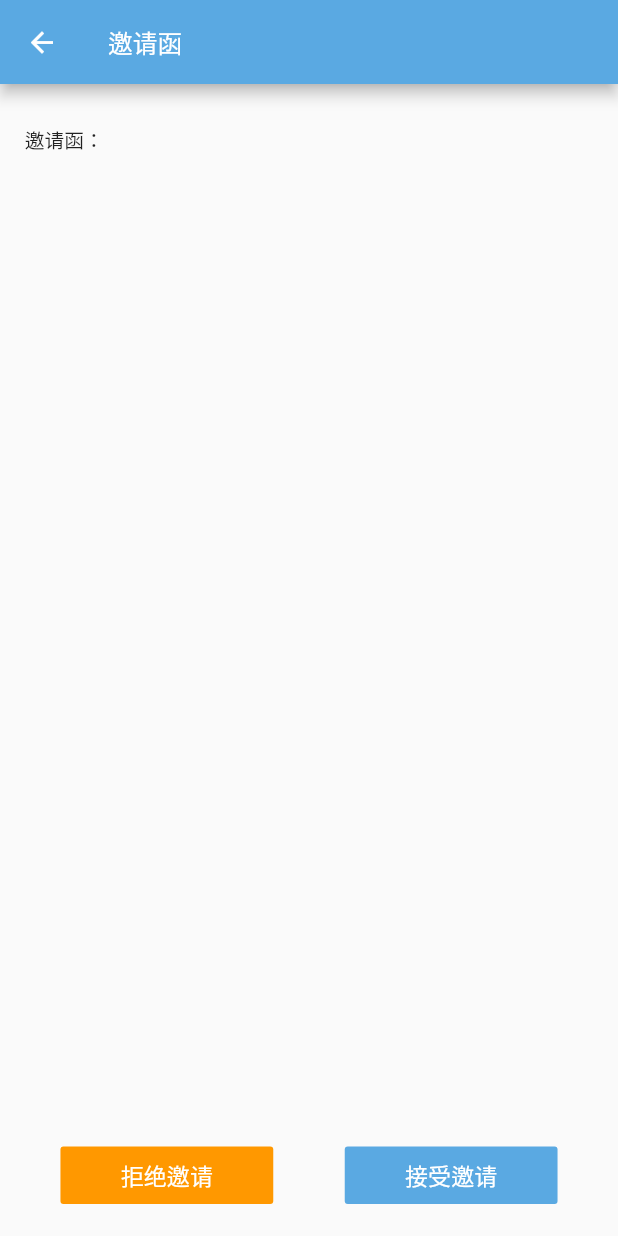
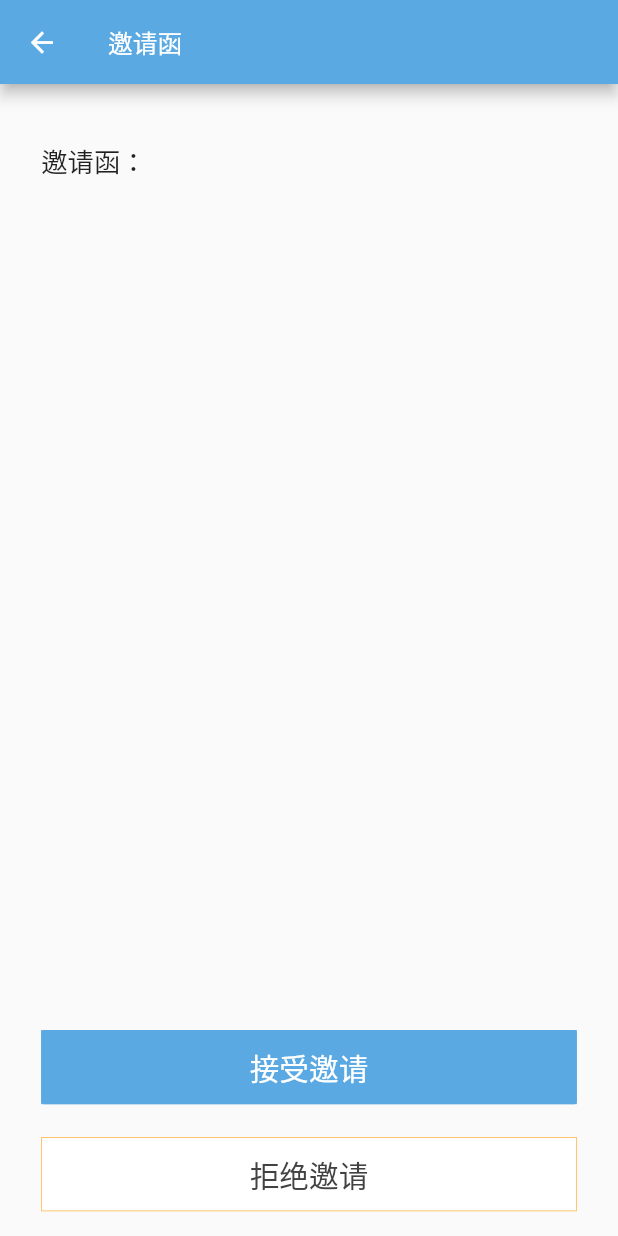
Before and after one commit to tjswk2008/yacai, a Flutter app: the Invite screen opened directly with empty values, on a phone screen of 412 x 824 dp. Run offline on Flutter 3.47's test engine with Material 2 defaults, Android fonts, the light colour scheme and no system bars; our stand-ins replace date_format, dio, flutter_easyrefresh, flutter_redux, flutter_spinkit, flutter_typeahead and 6 more; missing offline and left inert: custom_radio, flutter_downloader; accounts and stored records are empty; network calls fail; Roboto replaces fonts that are missing (fangzheng).

Commit message:
update ui

```diff
--- a/lib/app/recruit_view/invite.dart
+++ b/lib/app/recruit_view/invite.dart
@@ -4,6 +4,7 @@ import 'package:dio/dio.dart';
 import 'package:flutter_app/app/api/api.dart';
 import 'package:shared_preferences/shared_preferences.dart';
 import 'package:flutter_spinkit/flutter_spinkit.dart';
+import 'package:flutter_app/app/component/text_area.dart';
 
 // 我要提问界面
 class Invite extends StatefulWidget {
@@ -36,11 +37,12 @@ class InviteState extends State<Invite> {
   String userName = '';
   int type = 1;
   String detail = '';
+  String invitation = '';
   int accepted = 0;
 
   int role = 1;
 
-  TextEditingController invitation = new TextEditingController(text: '');
+  // TextEditingController invitation = new TextEditingController(text: '');
 
   @override
   void initState() {
@@ -55,19 +57,7 @@ class InviteState extends State<Invite> {
         }
       }
       setState(() {
-        invitation = TextEditingController.fromValue(
-          TextEditingValue(
-            // 设置内容
-            text: detail == null ? '' : detail,
-            // 保持光标在最后
-            selection: TextSelection.fromPosition(
-              TextPosition(
-                affinity: TextAffinity.downstream,
-                offset: detail == null ? 0 : detail.length
-              )
-            )
-          )
-        );
+        invitation = detail == null ? '' : detail;
       });
       return SharedPreferences.getInstance();
     }).then((SharedPreferences prefs) {
@@ -118,7 +108,7 @@ class InviteState extends State<Invite> {
       ) : Stack(
         children: <Widget>[
           Padding(
-            padding: EdgeInsets.all(30.0*factor),
+            padding: EdgeInsets.all(50.0*factor),
             child: new Column(
               crossAxisAlignment: CrossAxisAlignment.start,
               children: <Widget>[
@@ -126,155 +116,64 @@ class InviteState extends State<Invite> {
                 Row(
                   children: <Widget>[
                     Padding(
-                      padding: EdgeInsets.only(bottom: 20*factor),
-                      child: new Text("邀请函：", style: new TextStyle(fontSize: 24.0*factor)),
+                      padding: EdgeInsets.only(bottom: 40*factor),
+                      child: new Text("邀请函：", style: new TextStyle(fontSize: 32.0*factor)),
                     ),
                     Padding(
-                      padding: EdgeInsets.only(bottom: 20*factor),
-                      child: accepted == 2 ? Text("(已拒绝邀请)", style: new TextStyle(fontSize: 24.0*factor, color: Colors.red))
-                          : accepted == 1 ? Text("(已接受邀请)", style: new TextStyle(fontSize: 24.0*factor, color: Colors.green))
+                      padding: EdgeInsets.only(bottom: 40*factor),
+                      child: accepted == 2 ? Text("(已拒绝邀请)", style: new TextStyle(fontSize: 26.0*factor, color: Colors.red))
+                          : accepted == 1 ? Text("(已接受邀请)", style: new TextStyle(fontSize: 26.0*factor, color: Colors.green))
                           : Container(),
                     ),
                   ],
                 ),
 
-                new Expanded(
-                  child: role == 1 ? RichText(
+                role == 1 ? new Expanded(
+                  child: RichText(
                   text: new TextSpan(
                       text: detail,
                       style: new TextStyle(
-                        fontSize: 24.0*factor,
+                          fontSize: 26.0*factor,
+                          height: 1.6,
                           color: Colors.black
                       ),
                     ),
-                ) : new TextField(
-                    keyboardType: TextInputType.multiline,
-                    maxLines: 20,
-                    controller: invitation,
-                    style: new TextStyle(fontSize: 24.0*factor),
-                    decoration: new InputDecoration(
-                      hintText: "请填写邀请函内容",
-                      hintStyle: new TextStyle(
-                          color: const Color(0xFF808080),
-                          fontSize: 22.0*factor
+                  )
+                ) : TextArea(
+                  text: invitation,
+                  callback: (String val) {
+                    setState(() {
+                      invitation = val;
+                    });
+                  },
                 ),
-                      border: new OutlineInputBorder(
-                        borderSide: BorderSide(width: 1.0*factor),
-                        borderRadius: BorderRadius.all(Radius.circular(6*factor))
-                      ),
-                      contentPadding: EdgeInsets.all(20.0*factor)
-                    ),
-                  )
-                )
+                role == 1 ? Container() : Divider()
               ],
             ),
           ),
           Positioned(
             bottom: 30.0*factor,
-            left: 30.0*factor,
-            width: MediaQuery.of(context).size.width - 60*factor,
-            child: role == 1 ? (accepted == 0 ? Row(
-              mainAxisAlignment: MainAxisAlignment.spaceAround,
+            left: 50.0*factor,
+            width: 650*factor,
+            child: role == 1 ? (accepted == 0 ? Column(
               children: <Widget>[
                 FlatButton(
+                  padding: EdgeInsets.all(0),
                   child: new Container(
-                    width: 200*factor,
-                    height: 70*factor,
-                    child: new Center(
-                      child: Text(
-                        "拒绝邀请",
-                        style: TextStyle(
-                          color: Colors.white,
-                          fontSize: 28.0*factor,
+                    width: 650*factor,
+                    decoration: BoxDecoration(
+                      border: new Border.all(
+                        color: Theme.of(context).primaryColor,
+                        width: factor
                       ),
                     ),
-                    ),
-                  ),
-                  color: Colors.orange,
-                  onPressed: () async {
-                    if (isRequesting) return;
-                    showDialog<Null>(
-                      context: context,
-                      barrierDismissible: false,
-                      builder: (BuildContext context) {
-                        return new AlertDialog(
-                          content: Text("确认要拒绝邀请么？", style: TextStyle(fontSize: 28*factor),),
-                          actions: <Widget>[
-                            new FlatButton(
-                              child: new Text('取消', style: TextStyle(fontSize: 24*factor),),
-                              onPressed: () {
-                                  Navigator.of(context).pop();
-                              },
-                            ),
-                            new FlatButton(
-                              child: new Text('确定', style: TextStyle(fontSize: 24*factor, color: Colors.orange),),
-                              onPressed: () {
-                                  Navigator.of(context).pop();
-                                  setState(() {
-                                    isRequesting = true;
-                                  });
-                                  // 发送给webview，让webview登录后再取回token
-
-                                  Api().updateInvitation(widget.jobId, widget.userId, 2)
-                                    .then((Response response) {
-                                      setState(() {
-                                        isRequesting = false;
-                                      });
-                                      if(response.data['code'] != 1) {
-                                        Scaffold.of(context).showSnackBar(new SnackBar(
-                                          content: new Text("提交失败！"),
-                                        ));
-                                        return;
-                                      } else {
-                                        showDialog<Null>(
-                                          context: context,
-                                          barrierDismissible: false,
-                                          builder: (BuildContext context) {
-                                            return new AlertDialog(
-                                              content: Text("已拒绝面试邀请！", style: TextStyle(fontSize: 28*factor),),
-                                              actions: <Widget>[
-                                                new FlatButton(
-                                                  child: new Text('知道了', style: TextStyle(fontSize: 24*factor),),
-                                                  onPressed: () {
-                                                    Navigator.of(context).pop();
-                                                    setState(() {
-                                                      accepted = 2;
-                                                    });
-                                                  },
-                                                ),
-                                              ],
-                                            );
-                                          },
-                                        ).then((val) {
-                                            print(val);
-                                        });
-                                      }
-                                    })
-                                    .catchError((e) {
-                                      setState(() {
-                                        isRequesting = false;
-                                      });
-                                      print(e);
-                                    });
-                                },
-                            ),
-                          ],
-                        );
-                      },
-                    );
-
-                  }
-                ),
-                FlatButton(
-                  child: new Container(
-                    width: 200*factor,
-                    height: 70*factor,
+                    height: 90*factor,
                     child: new Center(
                       child: Text(
                         "接受邀请",
                         style: TextStyle(
                           color: Colors.white,
-                          fontSize: 28.0*factor,
+                          fontSize: 36.0*factor,
                         ),
                       ),
                     ),
@@ -354,6 +253,103 @@ class InviteState extends State<Invite> {
                     );
                   }
                 ),
+                Container(height: 40*factor,),
+                FlatButton(
+                  padding: EdgeInsets.all(0),
+                  child: new Container(
+                    width: 650*factor,
+                    height: 90*factor,
+                    decoration: BoxDecoration(
+                      border: new Border.all(
+                        color: Colors.orange[300],
+                        width: factor
+                      ),
+                    ),
+                    child: new Center(
+                      child: Text(
+                        "拒绝邀请",
+                        style: TextStyle(
+                          color: Colors.grey[800],
+                          fontSize: 36.0*factor,
+                        ),
+                      ),
+                    ),
+                  ),
+                  color: Colors.white,
+                  onPressed: () async {
+                    if (isRequesting) return;
+                    showDialog<Null>(
+                      context: context,
+                      barrierDismissible: false,
+                      builder: (BuildContext context) {
+                        return new AlertDialog(
+                          content: Text("确认要拒绝邀请么？", style: TextStyle(fontSize: 28*factor),),
+                          actions: <Widget>[
+                            new FlatButton(
+                              child: new Text('取消', style: TextStyle(fontSize: 24*factor),),
+                              onPressed: () {
+                                  Navigator.of(context).pop();
+                              },
+                            ),
+                            new FlatButton(
+                              child: new Text('确定', style: TextStyle(fontSize: 24*factor, color: Colors.orange),),
+                              onPressed: () {
+                                  Navigator.of(context).pop();
+                                  setState(() {
+                                    isRequesting = true;
+                                  });
+                                  // 发送给webview，让webview登录后再取回token
+
+                                  Api().updateInvitation(widget.jobId, widget.userId, 2)
+                                    .then((Response response) {
+                                      setState(() {
+                                        isRequesting = false;
+                                      });
+                                      if(response.data['code'] != 1) {
+                                        Scaffold.of(context).showSnackBar(new SnackBar(
+                                          content: new Text("提交失败！"),
+                                        ));
+                                        return;
+                                      } else {
+                                        showDialog<Null>(
+                                          context: context,
+                                          barrierDismissible: false,
+                                          builder: (BuildContext context) {
+                                            return new AlertDialog(
+                                              content: Text("已拒绝面试邀请！", style: TextStyle(fontSize: 28*factor),),
+                                              actions: <Widget>[
+                                                new FlatButton(
+                                                  child: new Text('知道了', style: TextStyle(fontSize: 24*factor),),
+                                                  onPressed: () {
+                                                    Navigator.of(context).pop();
+                                                    setState(() {
+                                                      accepted = 2;
+                                                    });
+                                                  },
+                                                ),
+                                              ],
+                                            );
+                                          },
+                                        ).then((val) {
+                                            print(val);
+                                        });
+                                      }
+                                    })
+                                    .catchError((e) {
+                                      setState(() {
+                                        isRequesting = false;
+                                      });
+                                      print(e);
+                                    });
+                                },
+                            ),
+                          ],
+                        );
+                      },
+                    );
+
+                  }
+                ),
               ],
             ) : Container()): FlatButton(
               child: new Container(
@@ -373,7 +369,7 @@ class InviteState extends State<Invite> {
               onPressed: () async {
                 if (isRequesting) return;
                 // 拿到用户输入的账号密码
-                if (invitation.text == '') {
+                if (invitation == '') {
                   Scaffold.of(context).showSnackBar(new SnackBar(
                     content: new Text("邀请函不能为空！"),
                   ));
@@ -384,7 +380,7 @@ class InviteState extends State<Invite> {
                 });
                 // 发送给webview，让webview登录后再取回token
 
-                Api().invite(userName, invitation.text, widget.jobId, widget.userId)
+                Api().invite(userName, invitation, widget.jobId, widget.userId)
                   .then((Response response) {
                     setState(() {
                       isRequesting = false;
```
Also changed, not shown: lib/app/recruit_view/verification.dart (+95 -82 lines). Lines whose indentation alone changed are shown as unchanged.
